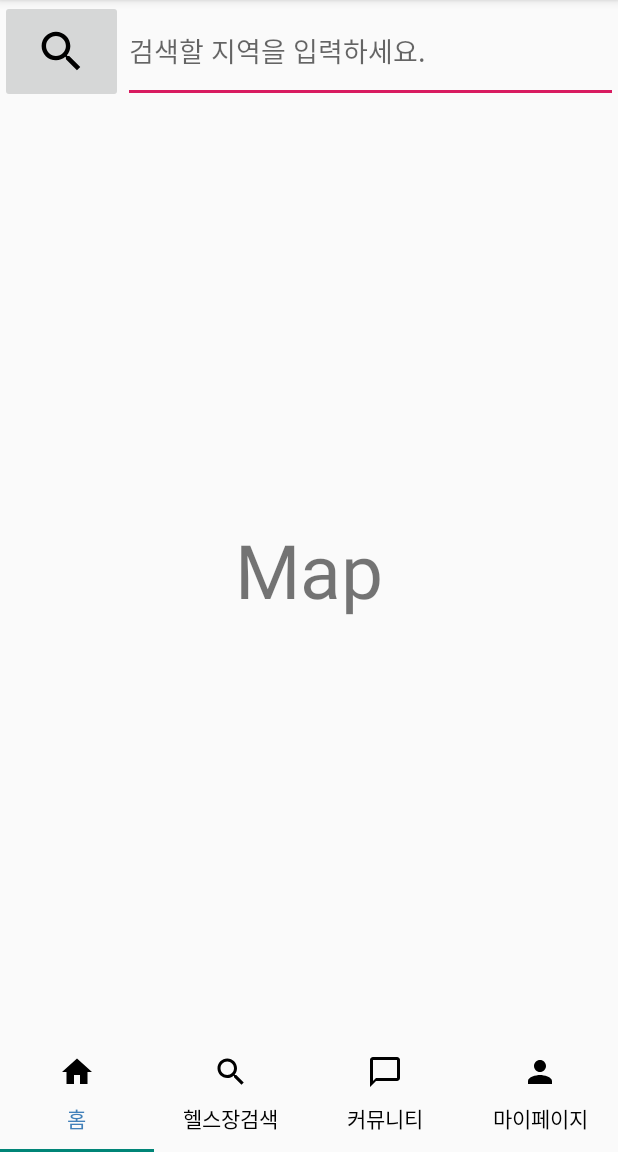
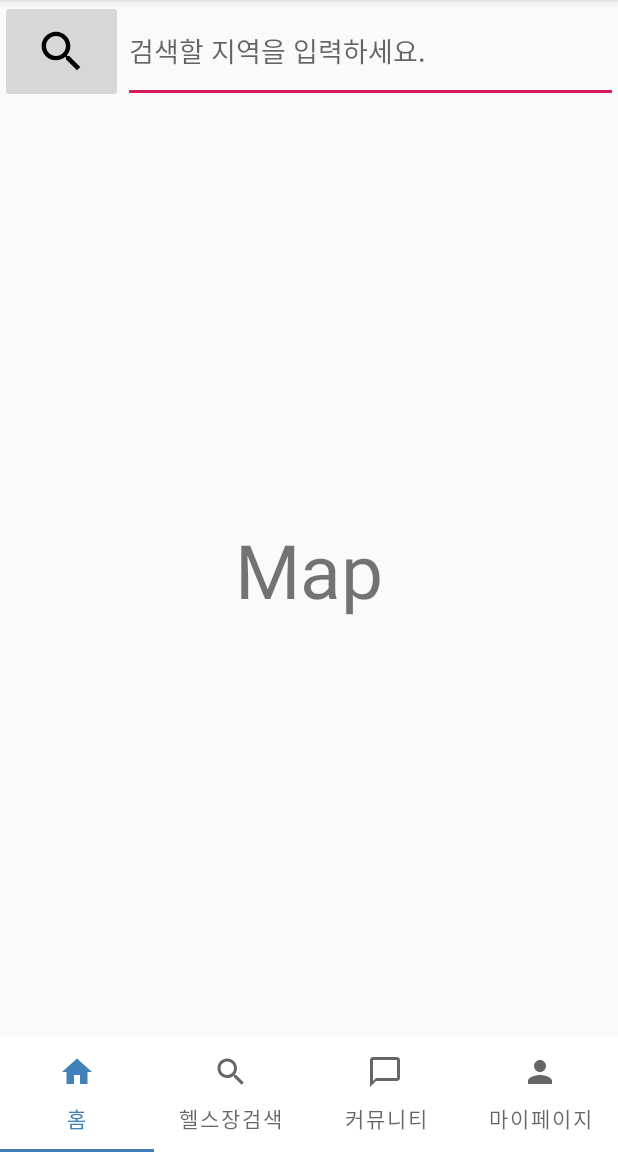
Before and after one commit to Parkduksung/ExerciseRestaurant, an Android app: the screen it shows after launch (MainActivity), on a phone screen of 412 x 824 dp, the part 84-1236 px from its top. Run offline under Robolectric (Android 15) with nearby library versions, the phone set to English and light mode, and no system bars.

Commit message:
1주차 Modify Convention 관련

```diff
--- a/app/src/main/java/com/work/restaurant/view/MainActivity.kt
+++ b/app/src/main/java/com/work/restaurant/view/MainActivity.kt
@@ -21,15 +21,12 @@ class MainActivity : AppCompatActivity() {
         setContentView(R.layout.activity_main)
 
         loading()
-
 //
 //        val fragmentAdapter = ViewPagerAdapter(supportFragmentManager)
 //        vp_main.adapter = fragmentAdapter
 //
 //        tl_main.setupWithViewPager(vp_main)
-
         init()
-
 
     }
 
@@ -41,6 +38,8 @@ class MainActivity : AppCompatActivity() {
             "커뮤니티" to CommunityFragment(),
             "마이페이지" to MyPageFragment()
         )
+
+
         val adapter = ViewPagerAdapter(supportFragmentManager, fragmentMap)
         vp_main.adapter = adapter
         tl_main.setupWithViewPager(vp_main)
--- a/app/src/main/java/com/work/restaurant/view/adapter/ViewPagerAdapter.kt
+++ b/app/src/main/java/com/work/restaurant/view/adapter/ViewPagerAdapter.kt
@@ -8,7 +8,7 @@ import androidx.fragment.app.FragmentPagerAdapter
 @Suppress("DEPRECATION")
 class ViewPagerAdapter(
     supportFragmentManager: FragmentManager,
-    private val fragmentList: Map<String, Fragment>
+    private val fragmentMap: Map<String, Fragment>
 ) :
     FragmentPagerAdapter(supportFragmentManager) {
 
@@ -16,7 +16,8 @@ class ViewPagerAdapter(
     ////    private val fragmentTitleIconList= intArrayOf(R.drawable.ic_home,R.drawable.ic_search,R.drawable.ic_community,R.drawable.ic_mypage)
     //
     //    //    private val fragmentTitleList2 : CharSequence = arrayOf(R.drawable.ic_home,R.drawable.ic_search,R.drawable.ic_community,R.drawable.ic_mypage)
-    override fun getItem(position: Int): Fragment = fragmentList.map { it.value }[position]
+    override fun getItem(position: Int): Fragment =
+        fragmentMap.map { it.value }[position]
 //        when (position) {
 //            0 -> {
 //
@@ -54,9 +55,11 @@ class ViewPagerAdapter(
 //                return HomeFragment()
 //            }
 
-    override fun getCount(): Int = fragmentList.size
+    override fun getCount(): Int =
+        fragmentMap.size
 
-    override fun getPageTitle(position: Int): CharSequence = fragmentList.map { it.key }[position]
+    override fun getPageTitle(position: Int): CharSequence =
+        fragmentMap.map { it.key }[position]
 
 //    fun getDrawableId(position: Int) : Int{
 //        return fragmentTitleIconList[position]
--- a/app/src/main/res/values/styles.xml
+++ b/app/src/main/res/values/styles.xml
@@ -9,15 +9,20 @@
     </style>
 
 
-    <style name="TapTheme" parent="Theme.AppCompat.Light.DarkActionBar">
+    <style name="TapTheme" parent="Theme.MaterialComponents.Light">
 
+        <item name="colorPrimary">@color/colorBlue</item>
 
-<!--        <item name="tabTextAppearance">@android:color/white</item>-->
-<!--        <item name="tabSelectedTextColor">@color/colorWhite</item>-->
-<!--        <item name="android:colorPrimary">@color/colorPrimaryDark</item>-->
-        <item name="android:textColorPrimary">@color/colorBlue</item>
-        <item name="android:textColorSecondary">@android:color/black</item>
-        <item name="android:state_selected">@color/colorBlue</item>
+        <item name="textInputStyle">@style/TextAppearance.MyApp.Headline1</item>
+
+    </style>
+
+    <style name="TextAppearance.MyApp.Headline1" parent="TextAppearance.MaterialComponents.Headline1">
+
+        <item name="android:textStyle">normal</item>
+        <item name="android:textSize">5sp</item>
+
+        ...
     </style>
 
 
```
Also changed, not shown: app/src/main/res/layout/activity_main.xml (+24 -0 lines).
